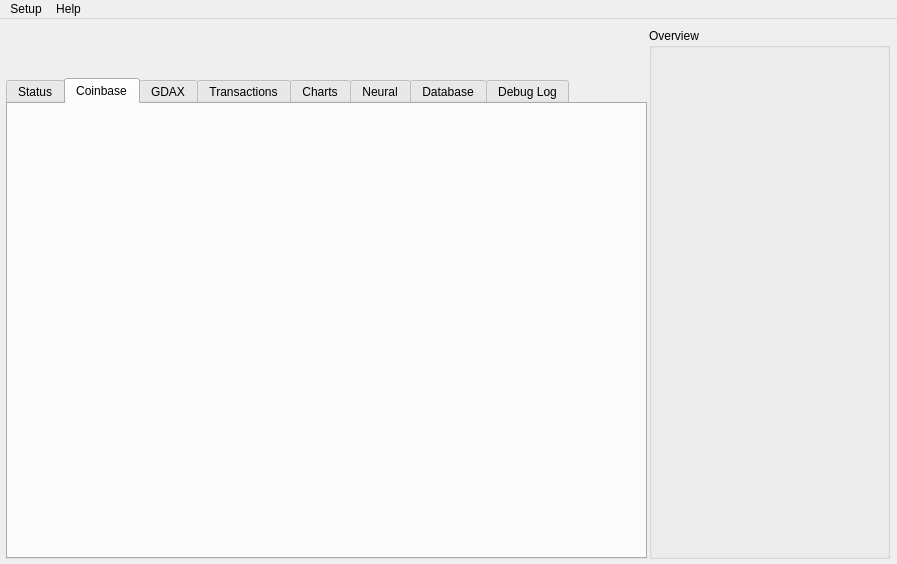
Old version of the form bpwindow.ui in the repository Xenrutcon/bitProphet-Qt.
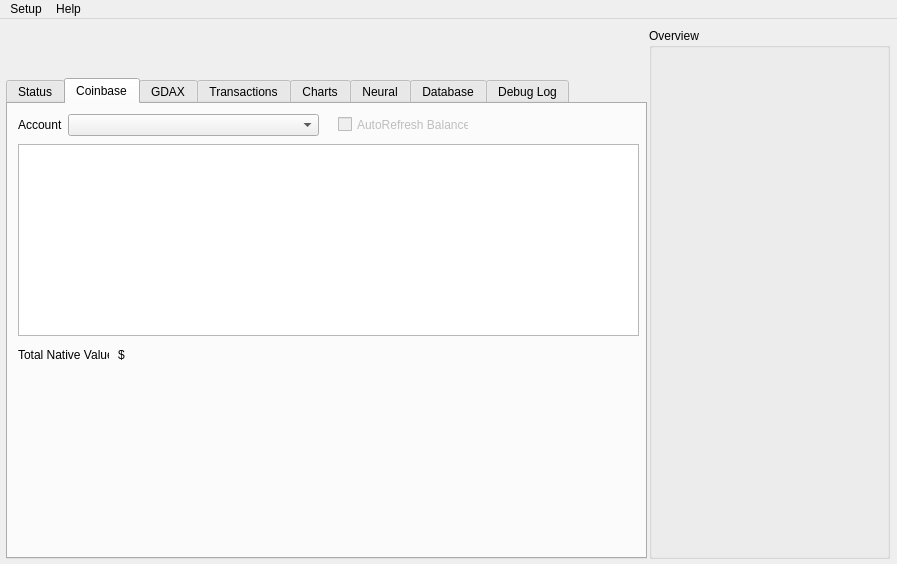
New version of the form. The open tabs and pages were chosen to show the change.

What changed in the file:
```diff
--- a/bpwindow.ui
+++ b/bpwindow.ui
@@ -60,6 +60,81 @@
      <attribute name="toolTip">
       <string>Coinbase Accounts</string>
      </attribute>
+     <widget class="QTableWidget" name="tableWidget">
+      <property name="geometry">
+       <rect>
+        <x>10</x>
+        <y>40</y>
+        <width>621</width>
+        <height>192</height>
+       </rect>
+      </property>
+     </widget>
+     <widget class="QComboBox" name="comboBox">
+      <property name="geometry">
+       <rect>
+        <x>60</x>
+        <y>10</y>
+        <width>251</width>
+        <height>22</height>
+       </rect>
+      </property>
+     </widget>
+     <widget class="QLabel" name="mActiveAccountLabel">
+      <property name="geometry">
+       <rect>
+        <x>10</x>
+        <y>10</y>
+        <width>51</width>
+        <height>21</height>
+       </rect>
+      </property>
+      <property name="text">
+       <string>Account</string>
+      </property>
+     </widget>
+     <widget class="QLabel" name="label">
+      <property name="geometry">
+       <rect>
+        <x>10</x>
+        <y>240</y>
+        <width>91</width>
+        <height>21</height>
+       </rect>
+      </property>
+      <property name="text">
+       <string>Total Native Value</string>
+      </property>
+     </widget>
+     <widget class="QLabel" name="mTotalNativeValue">
+      <property name="geometry">
+       <rect>
+        <x>110</x>
+        <y>240</y>
+        <width>121</width>
+        <height>21</height>
+       </rect>
+      </property>
+      <property name="text">
+       <string>$</string>
+      </property>
+     </widget>
+     <widget class="QCheckBox" name="mAutoRefreshBalanceCheckBox">
+      <property name="enabled">
+       <bool>false</bool>
+      </property>
+      <property name="geometry">
+       <rect>
+        <x>330</x>
+        <y>10</y>
+        <width>131</width>
+        <height>21</height>
+       </rect>
+      </property>
+      <property name="text">
+       <string>AutoRefresh Balance</string>
+      </property>
+     </widget>
     </widget>
     <widget class="QWidget" name="mGdaxTab">
      <attribute name="title">
```
